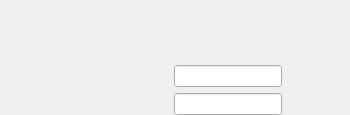
Qt form src/components/RouteAnalyser/LatencySettingsPageWidget.ui (nedrysoft/pingnoo) before a commit.
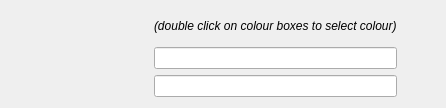
The same form after that commit. Custom widgets are drawn as their Qt base class.

Commit message:
wip: settings persistence
adding LatencySettings class to manage the latency thresholds, now values are save and restored between application runs.  (colour settings still needs to be implemented)

Patch:
```diff
--- a/src/components/RouteAnalyser/LatencySettingsPageWidget.ui
+++ b/src/components/RouteAnalyser/LatencySettingsPageWidget.ui
@@ -6,8 +6,8 @@
    <rect>
     <x>0</x>
     <y>0</y>
-    <width>350</width>
-    <height>115</height>
+    <width>446</width>
+    <height>108</height>
    </rect>
   </property>
   <property name="sizePolicy">
@@ -19,36 +19,9 @@
   <property name="windowTitle">
    <string>LatencySettingsPage</string>
   </property>
-  <layout class="QVBoxLayout" name="verticalLayout_4">
-   <property name="leftMargin">
-    <number>0</number>
-   </property>
-   <property name="topMargin">
-    <number>0</number>
-   </property>
-   <property name="rightMargin">
-    <number>0</number>
-   </property>
-   <property name="bottomMargin">
-    <number>0</number>
-   </property>
-   <item>
-    <layout class="QVBoxLayout" name="verticalLayout_2">
-     <item>
-      <layout class="QHBoxLayout" name="horizontalLayout_4" stretch="0,0,0,0">
-       <item>
-        <spacer name="horizontalSpacer_4">
-         <property name="orientation">
-          <enum>Qt::Horizontal</enum>
-         </property>
-         <property name="sizeHint" stdset="0">
-          <size>
-           <width>40</width>
-           <height>20</height>
-          </size>
-         </property>
-        </spacer>
-       </item>
+  <layout class="QGridLayout" name="gridLayout">
+   <item row="0" column="1">
+    <layout class="QHBoxLayout" name="horizontalLayout_4" stretch="0,0">
        <item>
         <widget class="Nedrysoft::RouteAnalyser::LatencyWidget" name="idealWidget" native="true">
          <property name="sizePolicy">
@@ -66,16 +39,15 @@
         </widget>
        </item>
        <item>
-        <widget class="QWidget" name="dummyWidget" native="true">
-         <property name="sizePolicy">
-          <sizepolicy hsizetype="Expanding" vsizetype="Preferred">
-           <horstretch>0</horstretch>
-           <verstretch>0</verstretch>
-          </sizepolicy>
+      <widget class="QLabel" name="label">
+       <property name="text">
+        <string>&lt;html&gt;&lt;head/&gt;&lt;body&gt;&lt;p&gt;&lt;span style=&quot; font-style:italic;&quot;&gt;(double click on colour boxes to select colour)&lt;/span&gt;&lt;/p&gt;&lt;/body&gt;&lt;/html&gt;</string>
          </property>
         </widget>
        </item>
-       <item>
+    </layout>
+   </item>
+   <item row="0" column="0">
         <spacer name="horizontalSpacer">
          <property name="orientation">
           <enum>Qt::Horizontal</enum>
@@ -88,23 +60,8 @@
          </property>
         </spacer>
        </item>
-      </layout>
-     </item>
-     <item>
+   <item row="1" column="1">
       <layout class="QHBoxLayout" name="horizontalLayout_3">
-       <item>
-        <spacer name="horizontalSpacer_5">
-         <property name="orientation">
-          <enum>Qt::Horizontal</enum>
-         </property>
-         <property name="sizeHint" stdset="0">
-          <size>
-           <width>40</width>
-           <height>20</height>
-          </size>
-         </property>
-        </spacer>
-       </item>
        <item>
         <widget class="Nedrysoft::RouteAnalyser::LatencyWidget" name="warningWidget" native="true">
          <property name="minimumSize">
@@ -118,36 +75,10 @@
        <item>
         <widget class="QLineEdit" name="warningLineEdit"/>
        </item>
-       <item>
-        <spacer name="horizontalSpacer_2">
-         <property name="orientation">
-          <enum>Qt::Horizontal</enum>
-         </property>
-         <property name="sizeHint" stdset="0">
-          <size>
-           <width>40</width>
-           <height>20</height>
-          </size>
-         </property>
-        </spacer>
-       </item>
-      </layout>
-     </item>
-     <item>
+    </layout>
+   </item>
+   <item row="2" column="1">
       <layout class="QHBoxLayout" name="horizontalLayout_2">
-       <item>
-        <spacer name="horizontalSpacer_6">
-         <property name="orientation">
-          <enum>Qt::Horizontal</enum>
-         </property>
-         <property name="sizeHint" stdset="0">
-          <size>
-           <width>40</width>
-           <height>20</height>
-          </size>
-         </property>
-        </spacer>
-       </item>
        <item>
         <widget class="Nedrysoft::RouteAnalyser::LatencyWidget" name="criticalWidget" native="true">
          <property name="minimumSize">
@@ -161,8 +92,10 @@
        <item>
         <widget class="QLineEdit" name="criticalLineEdit"/>
        </item>
-       <item>
-        <spacer name="horizontalSpacer_3">
+    </layout>
+   </item>
+   <item row="1" column="2">
+    <spacer name="horizontalSpacer_2">
          <property name="orientation">
           <enum>Qt::Horizontal</enum>
          </property>
@@ -173,10 +106,6 @@
           </size>
          </property>
         </spacer>
-       </item>
-      </layout>
-     </item>
-    </layout>
    </item>
   </layout>
  </widget>
```
Lines whose indentation alone changed are shown as unchanged. The commit also changes 12 other files.
